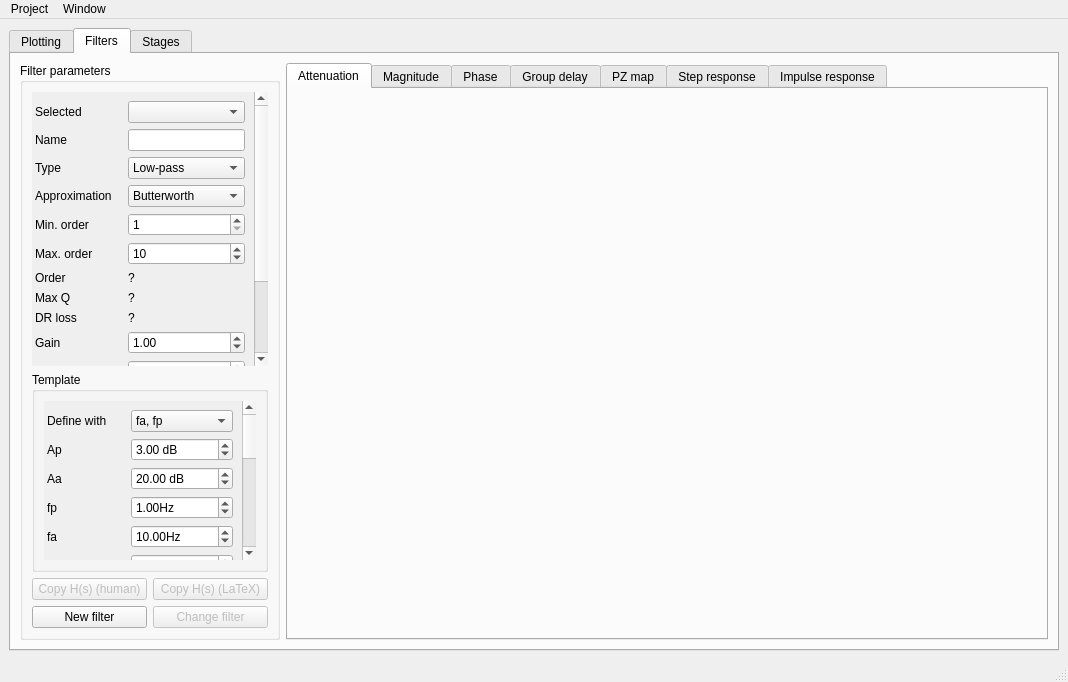
Old version of the form designer/mainwindow.ui in the repository juan-sb/filtertool-tc22.
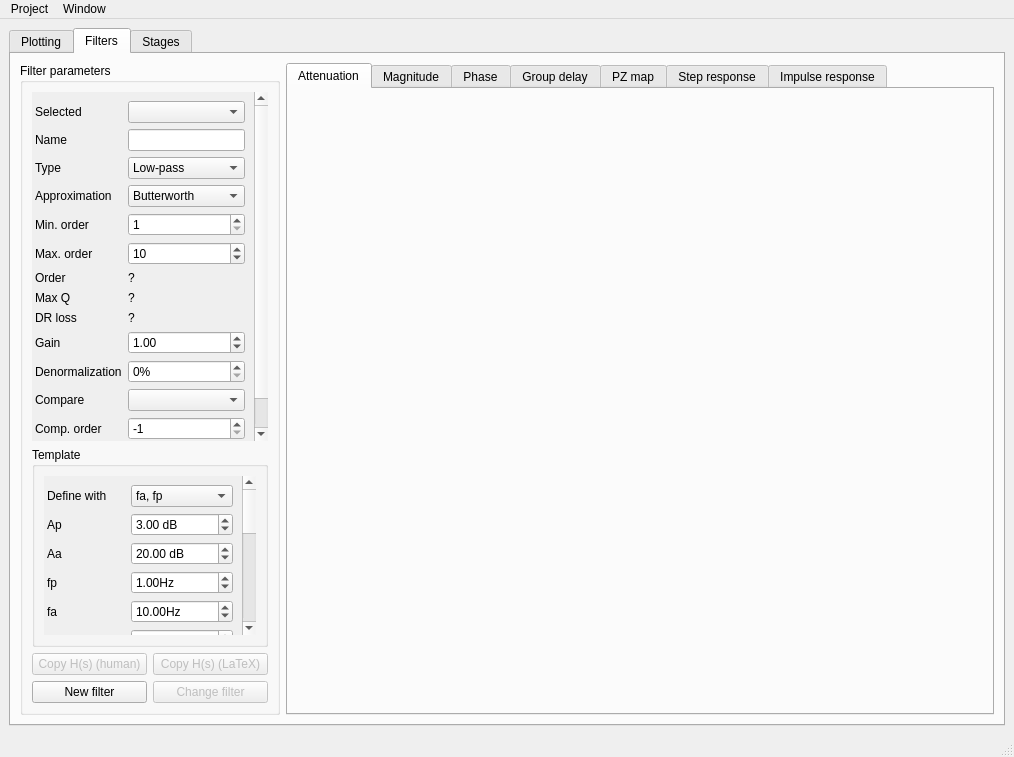
New version of the form. Icons and pictures are not drawn. Custom widgets are drawn as their Qt base class.

Commit message: Fix window size for filters and make relevant circles better

Diff of the .ui file:
```diff
--- a/designer/mainwindow.ui
+++ b/designer/mainwindow.ui
@@ -6,8 +6,8 @@
    <rect>
     <x>0</x>
     <y>0</y>
-    <width>1068</width>
-    <height>682</height>
+    <width>1014</width>
+    <height>757</height>
    </rect>
   </property>
   <property name="acceptDrops">
@@ -1761,9 +1761,9 @@
               <property name="geometry">
                <rect>
                 <x>0</x>
-                <y>-74</y>
-                <width>223</width>
-                <height>352</height>
+                <y>0</y>
+                <width>240</width>
+                <height>353</height>
                </rect>
               </property>
               <property name="sizePolicy">
@@ -2855,7 +2855,7 @@
     <rect>
      <x>0</x>
      <y>0</y>
-     <width>1068</width>
+     <width>1014</width>
      <height>21</height>
     </rect>
    </property>
```
The commit also changes 2 other files.
